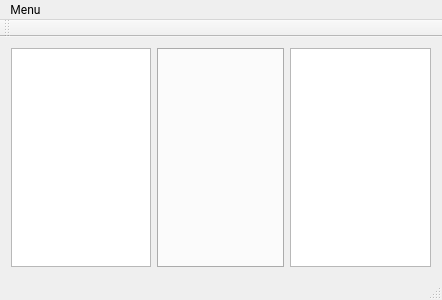
First picture: the form in src/ui/forms/mainwindow.ui, repository Isangeles/DragonCreator, before the edit.
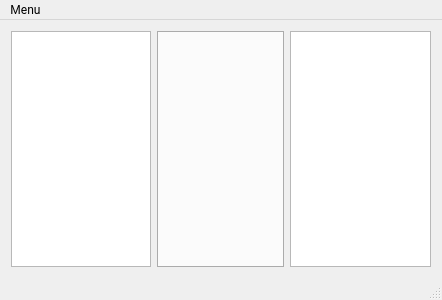
Second picture: the form after the edit.

What changed in the file:
```diff
--- a/src/ui/forms/mainwindow.ui
+++ b/src/ui/forms/mainwindow.ui
@@ -113,14 +113,6 @@
    </widget>
    <addaction name="menuMenu"/>
   </widget>
-  <widget class="QToolBar" name="mainToolBar">
-   <attribute name="toolBarArea">
-    <enum>TopToolBarArea</enum>
-   </attribute>
-   <attribute name="toolBarBreak">
-    <bool>false</bool>
-   </attribute>
-  </widget>
   <widget class="QStatusBar" name="statusBar"/>
   <action name="actionNew_module">
    <property name="text">
```
